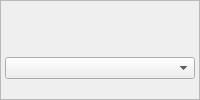
Qt form source/paintwidget.ui (pionere/d1-graphics-tool) before a commit.
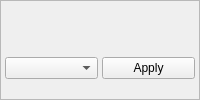
The same form after that commit.

```diff
--- a/source/paintwidget.ui
+++ b/source/paintwidget.ui
@@ -60,11 +60,16 @@
      <item>
       <widget class="QComboBox" name="tilesetMaskComboBox"/>
      </item>
+     <item>
      <widget class="QPushButton" name="tilesetMaskPushButton">
       <property name="text">
        <string>Apply</string>
       </property>
-     </widget>
+       <property name="toolTip">
+        <string>Apply the selected mask to the frame using the current color</string>
+       </property>
+      </widget>
+     </item>
     </layout>
    </item>
   </layout>
```
Lines whose indentation alone changed are shown as unchanged.
